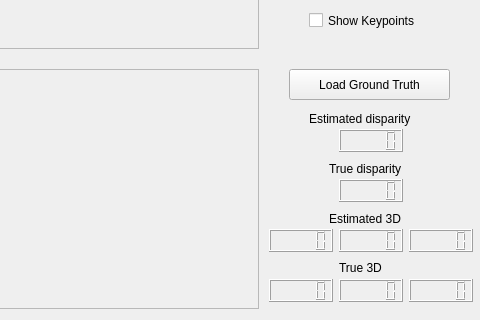
First picture: the form in proyVA5/mainwindow.ui, repository danipeix13/VisionArtificial, before the edit; both pictures show x 421 to 901 and y 211 to 531 of the 901 by 531 pixel window.
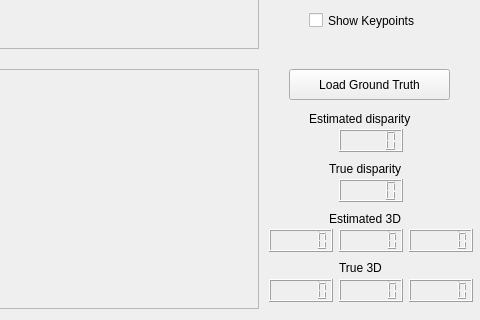
Second picture: the form after the edit.

Commit message: load ground truth adn gray pixeles

What changed in the file:
```diff
--- a/proyVA5/mainwindow.ui
+++ b/proyVA5/mainwindow.ui
@@ -143,6 +143,9 @@
      <height>23</height>
     </rect>
    </property>
+   <property name="smallDecimalPoint">
+    <bool>true</bool>
+   </property>
   </widget>
   <widget class="QLCDNumber" name="zTrue">
    <property name="geometry">
@@ -153,6 +156,9 @@
      <height>23</height>
     </rect>
    </property>
+   <property name="smallDecimalPoint">
+    <bool>true</bool>
+   </property>
   </widget>
   <widget class="QLCDNumber" name="yTrue">
    <property name="geometry">
@@ -163,6 +169,9 @@
      <height>23</height>
     </rect>
    </property>
+   <property name="smallDecimalPoint">
+    <bool>true</bool>
+   </property>
   </widget>
   <widget class="QLCDNumber" name="zEst">
    <property name="geometry">
@@ -173,6 +182,9 @@
      <height>23</height>
     </rect>
    </property>
+   <property name="smallDecimalPoint">
+    <bool>true</bool>
+   </property>
   </widget>
   <widget class="QLCDNumber" name="yEst">
    <property name="geometry">
@@ -183,6 +195,9 @@
      <height>23</height>
     </rect>
    </property>
+   <property name="smallDecimalPoint">
+    <bool>true</bool>
+   </property>
   </widget>
   <widget class="QLCDNumber" name="xEst">
    <property name="geometry">
@@ -193,6 +208,9 @@
      <height>23</height>
     </rect>
    </property>
+   <property name="smallDecimalPoint">
+    <bool>true</bool>
+   </property>
   </widget>
   <widget class="QLabel" name="label">
    <property name="geometry">
```
The commit also changes 2 other files.
